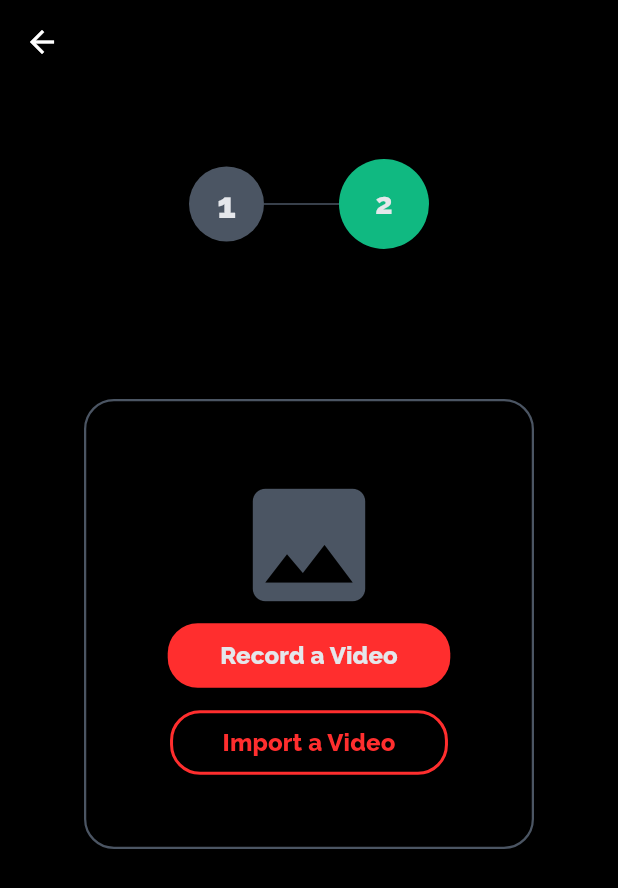
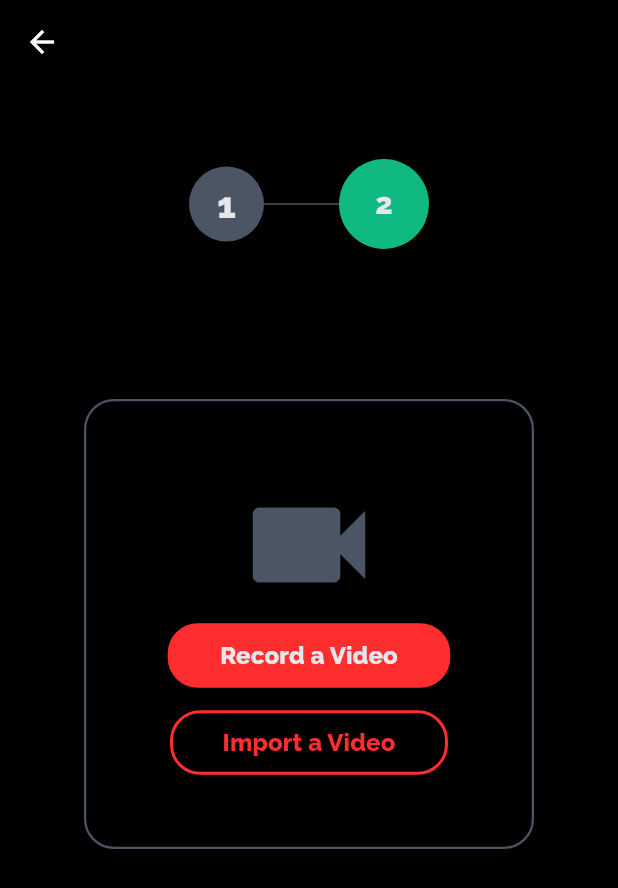
Before and after one commit to mahaamimran/project_ar, a Flutter app: the RecordVideo screen opened directly with empty values, on a phone screen of 412 x 824 dp. Shown: the top 888 px of the screen. Run offline on Flutter 3.47's test engine with Material 3 defaults, Android fonts, the phone set to English and light mode, and no system bars; our stand-ins replace google_fonts, image_picker, permission_handler, shared_preferences; missing offline and left inert: ar_quido, edge_detection, video_thumbnail; accounts and stored records are empty.

```diff
--- a/lib/screens/record_video.dart
+++ b/lib/screens/record_video.dart
@@ -143,7 +143,7 @@
               children: [
                 // grey image icon
                 const Icon(
-                  Icons.image,
+                  Icons.videocam,
                   color: ColorConstants.greyColor,
                   size: 100,
                 ),
```
Also changed, not shown: lib/screens/widget_projection.dart (+9 -4 lines).
